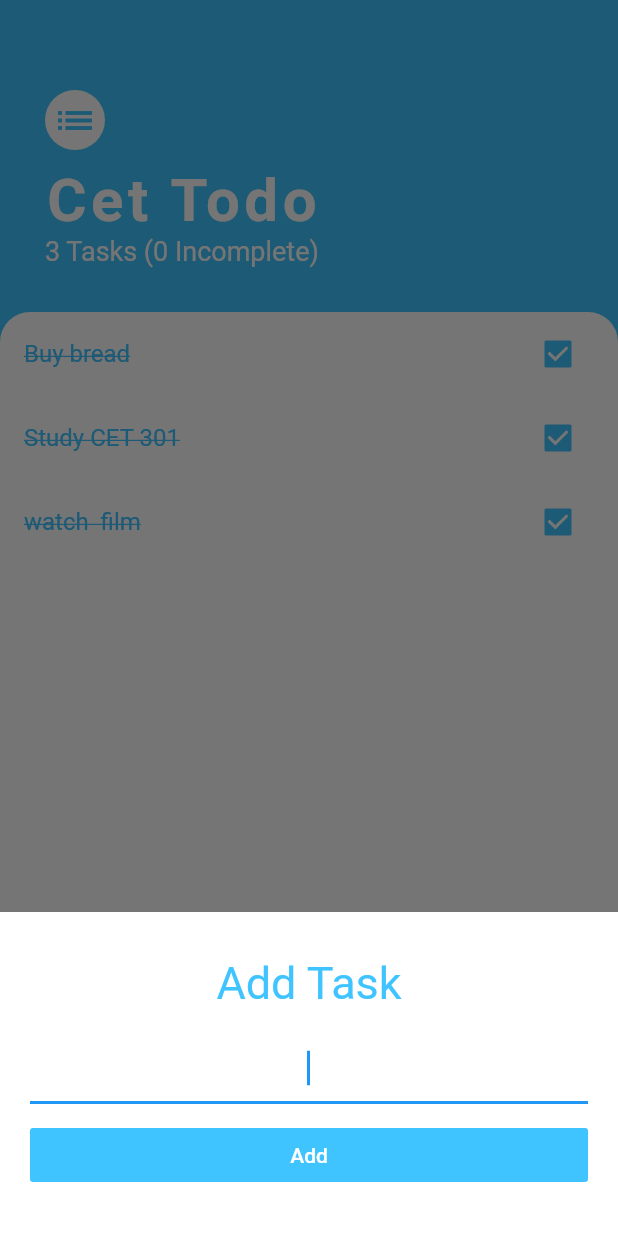
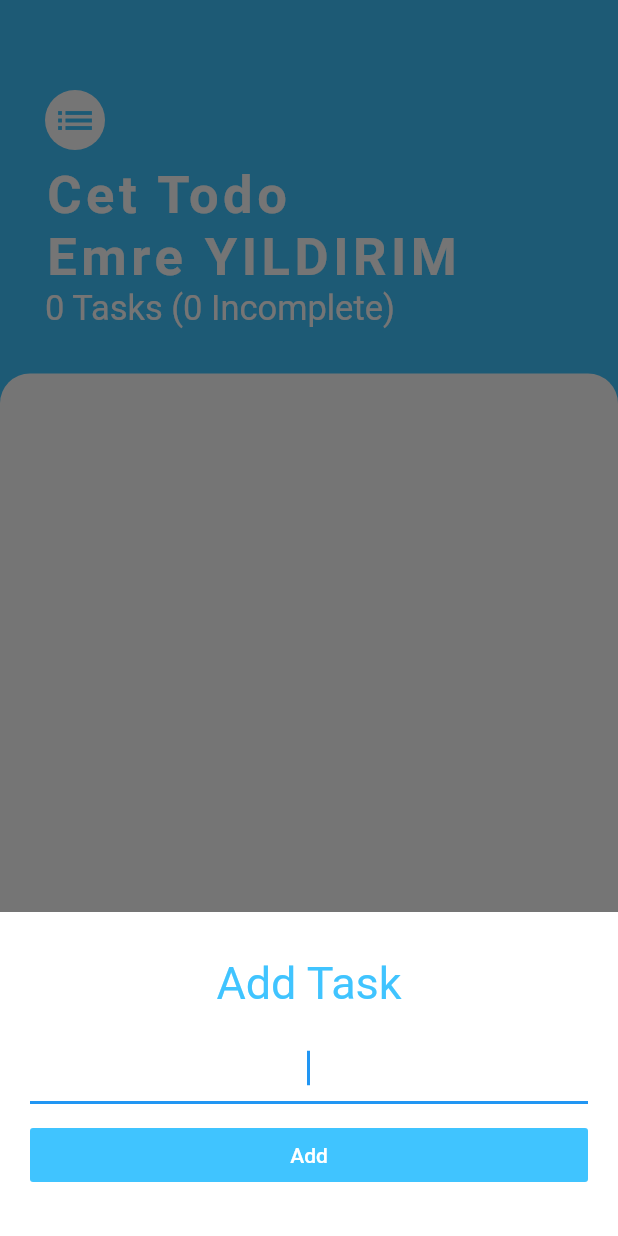
Before and after one commit to emreyildirim99/emre_yildirim_hw5, a Flutter app: the screen it shows after launch, after a tap on the "add" icon, on a phone screen of 412 x 824 dp. Run offline on Flutter 3.47's test engine with Material 2 defaults, Android fonts, the phone set to English and light mode, and no system bars; our stand-ins replace sqflite; missing offline and left inert: scidart; accounts and stored records are empty.

Commit message:
EmreYıldırım-CET301HW5

```diff
--- /dev/null
+++ b/lib/database/DbHelper.dart
@@ -0,0 +1,47 @@
+import 'dart:async';
+import 'package:path/path.dart';
+import 'package:cet_todo_app/models/task_item.dart';
+import 'package:sqflite/sqflite.dart';
+
+class DbHelper {
+  static Database _db;
+
+  Future<Database> get db async {
+    if (_db != null) return _db;
+    _db = await initDb();
+    return _db;
+  }
+
+  initDb() async {
+    var dbFolder = await getDatabasesPath();
+    String path = join(dbFolder, "ToDoList.db");
+
+    return await openDatabase(path, onCreate: _onCreate, version: 1);
+  }
+
+  FutureOr<void> _onCreate(Database db, int version) async {
+    return await db.execute("CREATE TABLE ToDoList(id INTEGER PRIMARY KEY AUTOINCREMENT, title TEXT, isDone INTEGER)");
+  }
+
+  Future<List<TaskItem>> getTasks() async {
+    var dbClient = await db;
+    var result = await dbClient.rawQuery("SELECT * FROM ToDoList ORDER BY id DESC");
+    return result.map((data) => TaskItem.fromMap(data)).toList();
+  }
+
+  Future<int> insertTask(TaskItem taskItem) async{
+    var dbClient = await db;
+    return await dbClient.insert("ToDoList", taskItem.toMap());
+  }
+
+  Future<int> updateTask(int id,TaskItem taskItem) async{
+    var dbClient = await db;
+    return await dbClient.update("ToDoList", taskItem.toMap(),where: "id = ?", whereArgs: [id]);
+  }
+
+  Future<void> removeTask(int id) async{
+    var dbClient = await db;
+    return await dbClient.delete("ToDoList", where: "id = ?", whereArgs: [id]);
+  }
+
+}
--- a/lib/models/task_repository.dart
+++ b/lib/models/task_repository.dart
@@ -1,42 +1,49 @@
 import 'package:cet_todo_app/models/task_item.dart';
 import 'package:flutter/cupertino.dart';
 import 'dart:collection';
+import 'package:cet_todo_app/database/DbHelper.dart';
 
 class TaskRepository extends ChangeNotifier {
+  DbHelper _dbHelper = DbHelper();
   List<TaskItem> tasks = [];
 
+
   TaskRepository() {
-    addTask(TaskItem(title: "Buy bread", isDone: true));
-    addTask(TaskItem(title: "Study CET 301", isDone: true));
-    addTask(TaskItem(title: "watch  film", isDone: true));
+    //Get all tasks from DB
+    getTasks();
   }
+
   int taskCount() {
     return tasks.length;
   }
 
   int incompleteTaskCount() {
-    //int count=0;
-    //for (var t in tasks) {
-    //  if(!t.isDone) count=count+1;
-    //}
-    //return count;
     return tasks.where((t) => !t.isDone).length;
+  }
+
+  void getTasks() async {
+    this.tasks = await _dbHelper.getTasks();
+    notifyListeners();
   }
 
   void addTask(TaskItem task) {
     tasks.add(task);
-
+    _dbHelper.insertTask(task);
+    getTasks();
     notifyListeners();
   }
 
   void toggleTask(TaskItem task) {
     task.isDone = !task.isDone;
-
+    _dbHelper.updateTask(task.id,task);
+    getTasks();
     notifyListeners();
   }
 
   void deleteTask(TaskItem task) {
     tasks.remove(task);
+    _dbHelper.removeTask(task.id);
+    getTasks();
     notifyListeners();
   }
 }
--- a/lib/screens/add_task_screen.dart
+++ b/lib/screens/add_task_screen.dart
@@ -10,7 +10,7 @@ class AddTaskScreen extends StatelessWidget {
     return SingleChildScrollView(
       child: Container(
         padding:
-            EdgeInsets.only(bottom: MediaQuery.of(context).viewInsets.bottom),
+        EdgeInsets.only(bottom: MediaQuery.of(context).viewInsets.bottom),
         child: Container(
           padding: EdgeInsets.symmetric(horizontal: 20, vertical: 30),
           color: Colors.white,
--- a/lib/screens/main_screen.dart
+++ b/lib/screens/main_screen.dart
@@ -34,9 +34,9 @@ class _MainScreenState extends State<MainScreen> {
                   height: 10,
                 ),
                 Text(
-                  'Cet Todo',
+                  'Cet Todo \nEmre YILDIRIM',
                   style: TextStyle(
-                      fontSize: 40,
+                      fontSize: 35,
                       fontWeight: FontWeight.bold,
                       letterSpacing: 3.0,
                       color: Colors.white),
@@ -44,7 +44,7 @@ class _MainScreenState extends State<MainScreen> {
                 Text(
                   '${Provider.of<TaskRepository>(context).taskCount()} Tasks (${Provider.of<TaskRepository>(context).incompleteTaskCount()} Incomplete)',
                   style: TextStyle(
-                    fontSize: 18,
+                    fontSize: 23,
                     color: Colors.white,
                   ),
                 )
--- a/pubspec.yaml
+++ b/pubspec.yaml
@@ -23,6 +23,8 @@ environment:
 dependencies:
   flutter:
     sdk: flutter
+  sqflite: ^1.3.2+1
+  scidart: ^0.0.1-dev.9
 
 
   # The following adds the Cupertino Icons font to your application.
```
Also changed, not shown: lib/models/task_item.dart (+17 -0 lines), lib/widgets/task_list.dart (indentation only), lib/widgets/task_tile.dart (line endings or trailing spaces), pubspec.lock, 2 other files.
